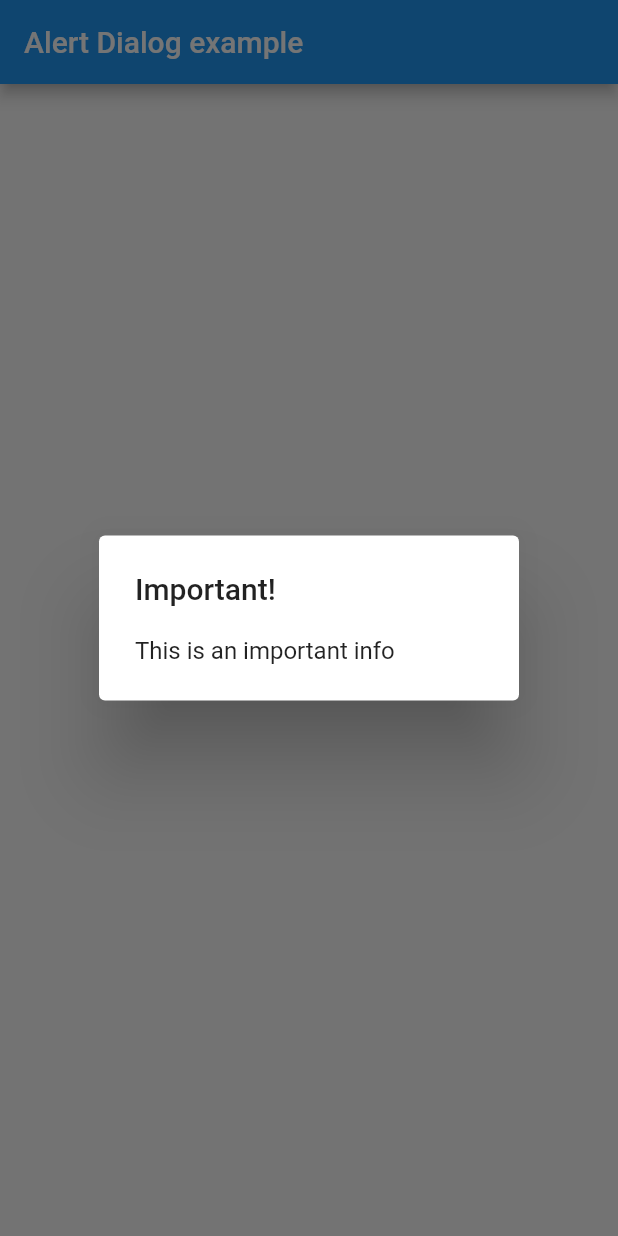
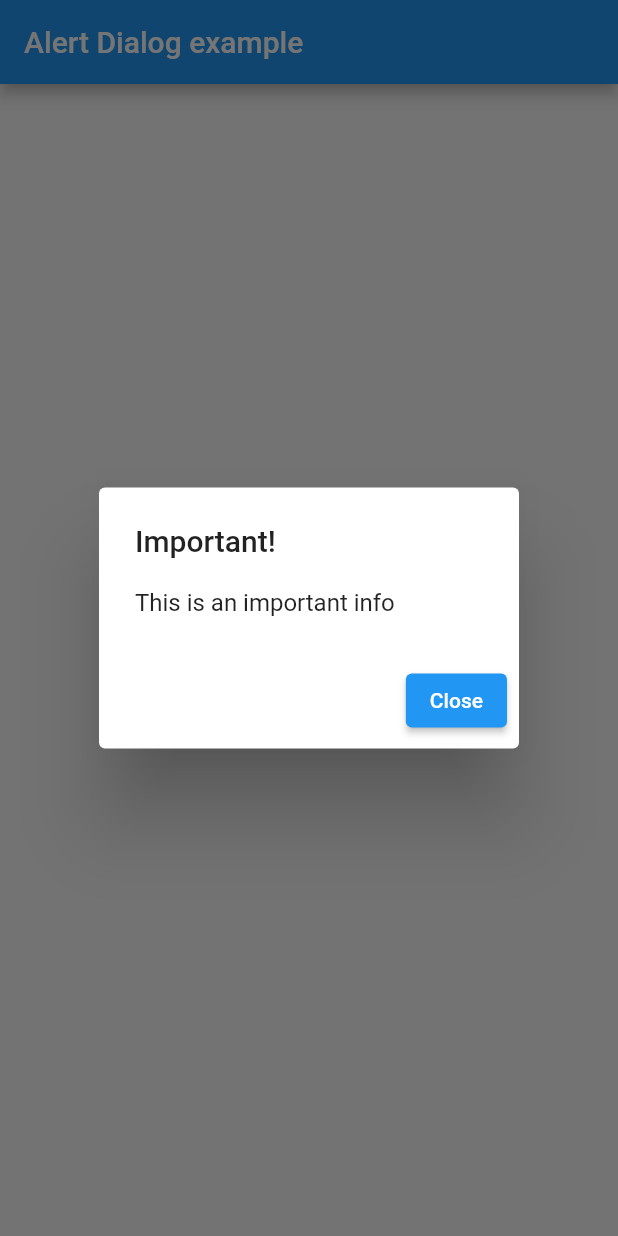
Before and after one commit to houcem-h/dsi3_alert_dialog, a Flutter app: the screen it shows after launch, after a tap on "Launch AlertDialog", on a phone screen of 412 x 824 dp. Run offline on Flutter 3.47's test engine with Material 2 defaults, Android fonts, the phone set to English and light mode, and no system bars.

Commit message:
add a close button

```diff
--- a/lib/main.dart
+++ b/lib/main.dart
@@ -44,6 +44,14 @@ class MyAlertDialogPage extends StatelessWidget {
                         return AlertDialog(
                           title: const Text("Important!"),
                           content: const Text("This is an important info"),
+                          actions: <Widget>[
+                            ElevatedButton(
+                              child: const Text("Close"),
+                              onPressed: () {
+                                Navigator.of(context).pop();
+                              },
+                            )
+                          ],
                         );
                       }
                   );
```
